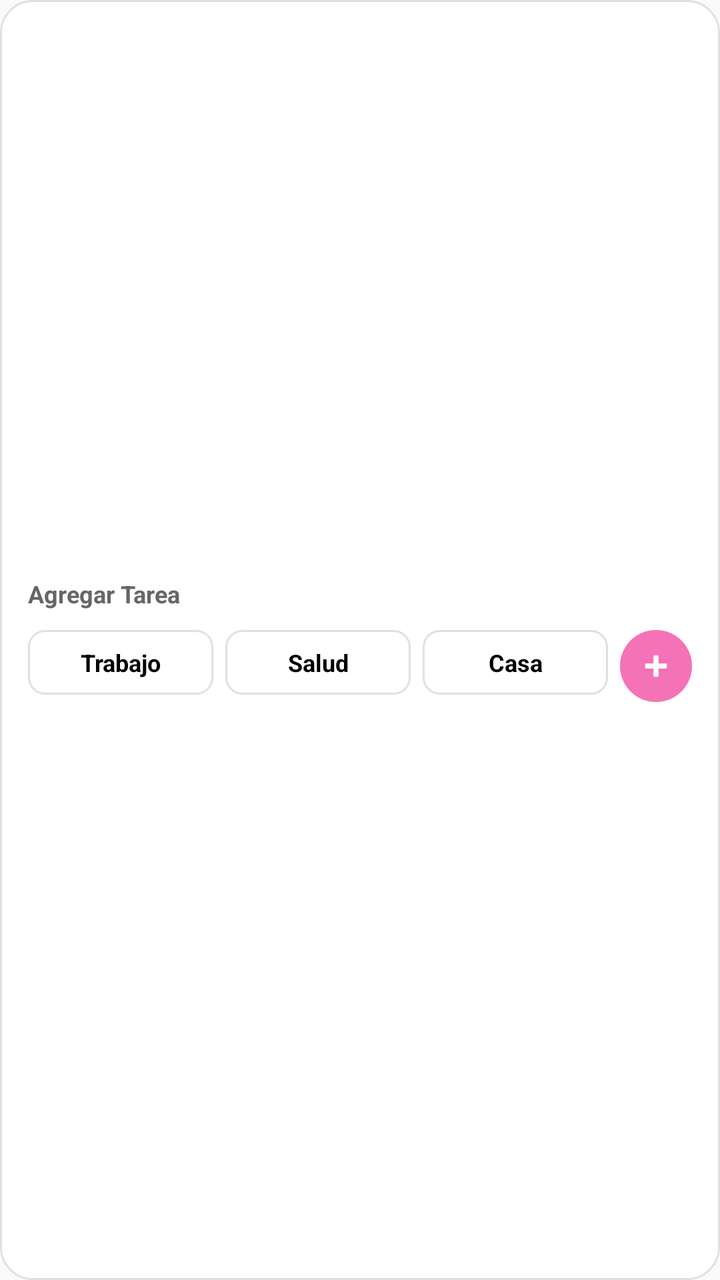
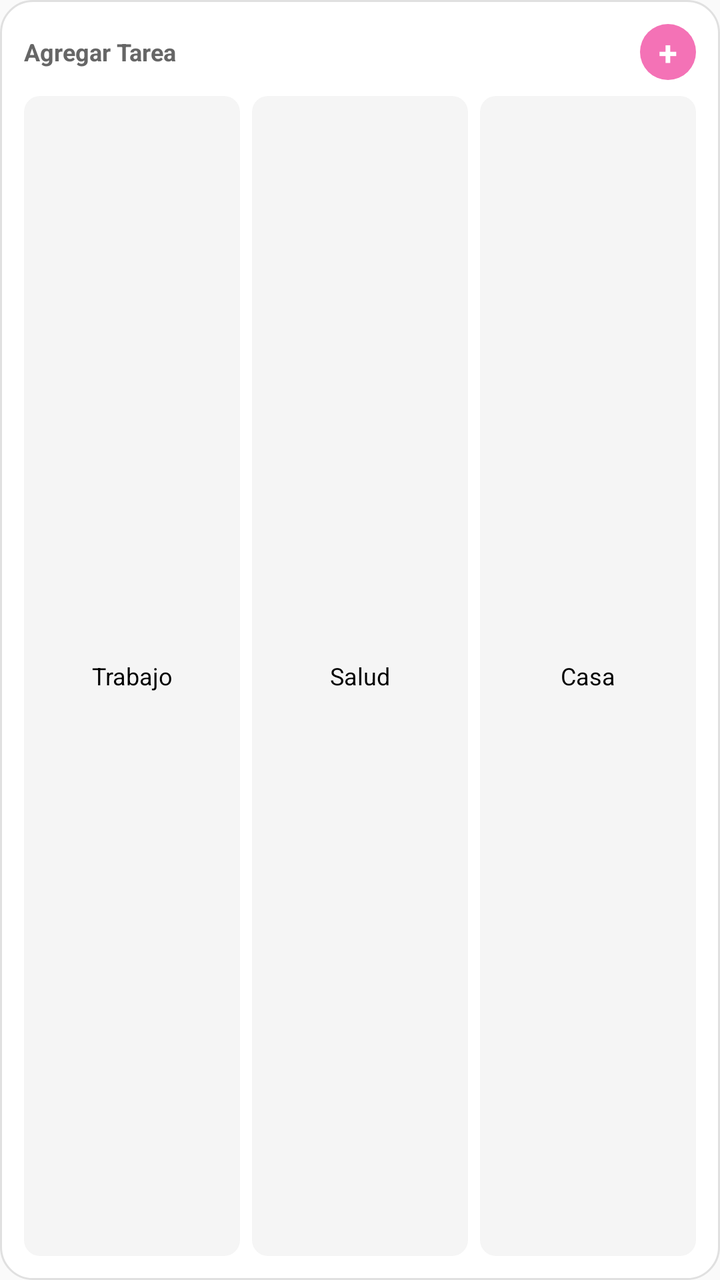

An Android layout rendered at two revisions. The XML below is the earlier revision; the diff shows what the commit changed to produce the second picture.
<!-- AndroidManifest.xml: application theme Theme.PrimaFocus -->
<!-- res/layout/widget_quick_add_preview.xml -->
<?xml version="1.0" encoding="utf-8"?>
<LinearLayout xmlns:android="http://schemas.android.com/apk/res/android"
    android:layout_width="match_parent"
    android:layout_height="match_parent"
    android:background="@drawable/widget_rounded_bg"
    android:orientation="vertical"
    android:gravity="center_vertical"
    android:padding="14dp">

    
    <TextView
        android:layout_width="wrap_content"
        android:layout_height="wrap_content"
        android:text="Agregar Tarea"
        android:textColor="#666666"
        android:textSize="12sp"
        android:textStyle="bold" />

    
    <LinearLayout
        android:layout_width="match_parent"
        android:layout_height="wrap_content"
        android:layout_marginTop="10dp"
        android:orientation="horizontal">

        <TextView
            android:layout_width="0dp"
            android:layout_height="wrap_content"
            android:layout_weight="1"
            android:layout_marginEnd="6dp"
            android:background="@drawable/widget_chip_bg"
            android:gravity="center"
            android:padding="8dp"
            android:text="Trabajo"
            android:textColor="#000000"
            android:textSize="12sp"
            android:textStyle="bold" />

        <TextView
            android:layout_width="0dp"
            android:layout_height="wrap_content"
            android:layout_weight="1"
            android:layout_marginEnd="6dp"
            android:background="@drawable/widget_chip_bg"
            android:gravity="center"
            android:padding="8dp"
            android:text="Salud"
            android:textColor="#000000"
            android:textSize="12sp"
            android:textStyle="bold" />

        <TextView
            android:layout_width="0dp"
            android:layout_height="wrap_content"
            android:layout_weight="1"
            android:layout_marginEnd="6dp"
            android:background="@drawable/widget_chip_bg"
            android:gravity="center"
            android:padding="8dp"
            android:text="Casa"
            android:textColor="#000000"
            android:textSize="12sp"
            android:textStyle="bold" />

        
        <ImageView
            android:layout_width="36dp"
            android:layout_height="36dp"
            android:layout_gravity="center_vertical"
            android:background="@drawable/widget_circle_bg"
            android:src="@android:drawable/ic_input_add"
            android:tint="#FFFFFF"
            android:padding="8dp" />
    </LinearLayout>

</LinearLayout>
<!-- resources referenced by this layout -->
<resources>
  <!-- drawable widget_chip_bg (drawable) -->
  <?xml version="1.0" encoding="utf-8"?>
  <shape xmlns:android="http://schemas.android.com/apk/res/android"
      android:shape="rectangle">
      
      <solid android:color="#FFFFFF" />
      <stroke android:width="1dp" android:color="#E0E0E0" />
      <corners android:radius="8dp" />
  </shape>
  <!-- drawable widget_circle_bg (drawable) -->
  <?xml version="1.0" encoding="utf-8"?>
  <shape xmlns:android="http://schemas.android.com/apk/res/android"
      android:shape="oval">
      <solid android:color="#F472B6" /> 
  </shape>
  <!-- drawable widget_rounded_bg (drawable) -->
  <?xml version="1.0" encoding="utf-8"?>
  <shape xmlns:android="http://schemas.android.com/apk/res/android"
      android:shape="rectangle">
      <solid android:color="#FFFFFF" /> 
      <corners android:radius="16dp" />
      <stroke android:width="1dp" android:color="#E0E0E0" />
  </shape>
  <style name="Theme.PrimaFocus" parent="android:Theme.Material.Light.NoActionBar" />
</resources>

<!-- the commit's change to res/layout/widget_quick_add_preview.xml (unified diff, before → after) -->
@@ -4,73 +4,74 @@
     android:layout_height="match_parent"
     android:background="@drawable/widget_rounded_bg"
     android:orientation="vertical"
-    android:gravity="center_vertical"
-    android:padding="14dp">
-
-    
-    <TextView
-        android:layout_width="wrap_content"
-        android:layout_height="wrap_content"
-        android:text="Agregar Tarea"
-        android:textColor="#666666"
-        android:textSize="12sp"
-        android:textStyle="bold" />
+    android:padding="12dp">
 
     
     <LinearLayout
         android:layout_width="match_parent"
         android:layout_height="wrap_content"
-        android:layout_marginTop="10dp"
-        android:orientation="horizontal">
+        android:orientation="horizontal"
+        android:gravity="center_vertical">
 
         <TextView
             android:layout_width="0dp"
             android:layout_height="wrap_content"
             android:layout_weight="1"
-            android:layout_marginEnd="6dp"
-            android:background="@drawable/widget_chip_bg"
-            android:gravity="center"
-            android:padding="8dp"
-            android:text="Trabajo"
-            android:textColor="#000000"
+            android:text="Agregar Tarea"
+            android:textColor="#666666"
             android:textSize="12sp"
             android:textStyle="bold" />
 
         <TextView
+            android:layout_width="28dp"
+            android:layout_height="28dp"
+            android:background="@drawable/widget_circle_bg"
+            android:gravity="center"
+            android:text="+"
+            android:textColor="#FFFFFF"
+            android:textSize="17sp"
+            android:textStyle="bold" />
+    </LinearLayout>
+
+    
+    <LinearLayout
+        android:layout_width="match_parent"
+        android:layout_height="0dp"
+        android:layout_weight="1"
+        android:layout_marginTop="8dp"
+        android:orientation="horizontal">
+
+        <TextView
             android:layout_width="0dp"
-            android:layout_height="wrap_content"
+            android:layout_height="match_parent"
             android:layout_weight="1"
             android:layout_marginEnd="6dp"
             android:background="@drawable/widget_chip_bg"
             android:gravity="center"
-            android:padding="8dp"
-            android:text="Salud"
+            android:text="Trabajo"
             android:textColor="#000000"
-            android:textSize="12sp"
-            android:textStyle="bold" />
+            android:textSize="12sp" />
 
         <TextView
             android:layout_width="0dp"
-            android:layout_height="wrap_content"
+            android:layout_height="match_parent"
             android:layout_weight="1"
             android:layout_marginEnd="6dp"
             android:background="@drawable/widget_chip_bg"
             android:gravity="center"
-            android:padding="8dp"
+            android:text="Salud"
+            android:textColor="#000000"
+            android:textSize="12sp" />
+
+        <TextView
+            android:layout_width="0dp"
+            android:layout_height="match_parent"
+            android:layout_weight="1"
+            android:background="@drawable/widget_chip_bg"
+            android:gravity="center"
             android:text="Casa"
             android:textColor="#000000"
-            android:textSize="12sp"
-            android:textStyle="bold" />
-
-        
-        <ImageView
-            android:layout_width="36dp"
-            android:layout_height="36dp"
-            android:layout_gravity="center_vertical"
-            android:background="@drawable/widget_circle_bg"
-            android:src="@android:drawable/ic_input_add"
-            android:tint="#FFFFFF"
-            android:padding="8dp" />
+            android:textSize="12sp" />
     </LinearLayout>
 
 </LinearLayout>
<!-- resource entries referenced after the edit -->
@@ -5,8 +5,7 @@
   <shape xmlns:android="http://schemas.android.com/apk/res/android"
       android:shape="rectangle">
       
-      <solid android:color="#FFFFFF" />
-      <stroke android:width="1dp" android:color="#E0E0E0" />
+      <solid android:color="#F5F5F5" />
       <corners android:radius="8dp" />
   </shape>
   <!-- drawable widget_circle_bg (drawable) -->
